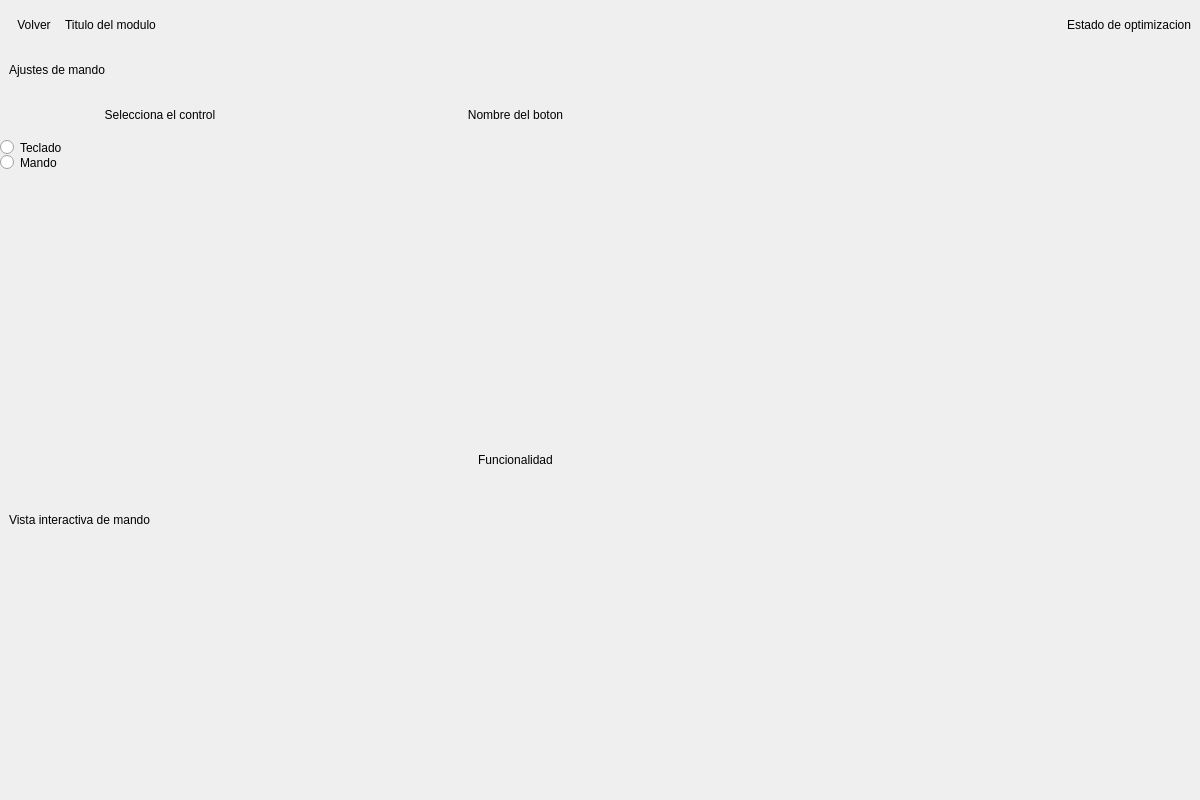
victorardila/gamextation-emu, file src/ui/modules/consoles/consoles.ui: the form before one commit.
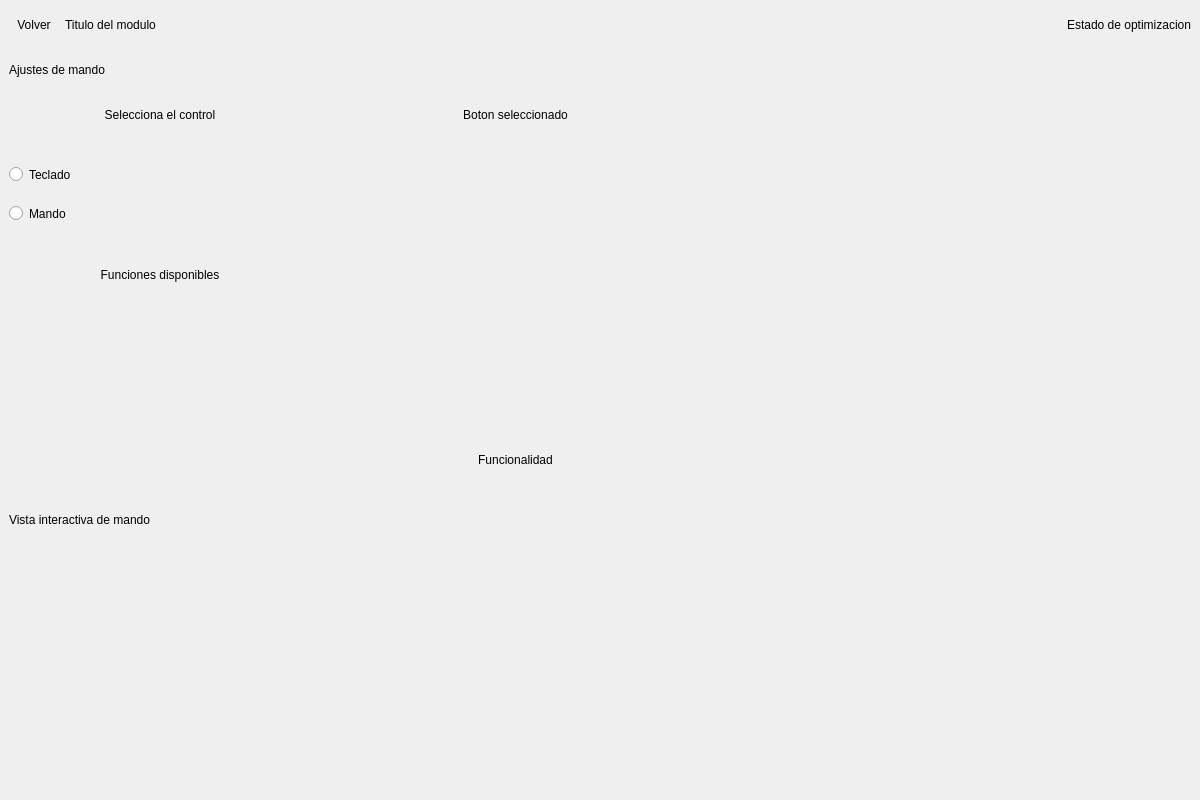
The form after the commit. Custom widgets are drawn as their Qt base class.

Commit message: Creacion de boton tipo radio personalizado

Patch:
```diff
--- a/src/ui/modules/consoles/consoles.ui
+++ b/src/ui/modules/consoles/consoles.ui
@@ -265,28 +265,159 @@
                         </property>
                        </widget>
                       </item>
-                      <item>
-                       <widget class="QRadioButton" name="option_keyboard">
-                        <property name="text">
-                         <string>Teclado</string>
-                        </property>
-                       </widget>
-                      </item>
-                      <item>
-                       <widget class="QRadioButton" name="option_controller">
-                        <property name="text">
-                         <string>Mando</string>
-                        </property>
-                       </widget>
-                      </item>
                       <item>
                        <widget class="QFrame" name="frame">
+                        <property name="sizePolicy">
+                         <sizepolicy hsizetype="Preferred" vsizetype="Fixed">
+                          <horstretch>0</horstretch>
+                          <verstretch>0</verstretch>
+                         </sizepolicy>
+                        </property>
+                        <property name="minimumSize">
+                         <size>
+                          <width>0</width>
+                          <height>110</height>
+                         </size>
+                        </property>
+                        <property name="maximumSize">
+                         <size>
+                          <width>16777215</width>
+                          <height>110</height>
+                         </size>
+                        </property>
                         <property name="frameShape">
                          <enum>QFrame::StyledPanel</enum>
                         </property>
                         <property name="frameShadow">
                          <enum>QFrame::Raised</enum>
                         </property>
+                        <layout class="QVBoxLayout" name="verticalLayout_11">
+                         <item>
+                          <widget class="RadioButtonIcon" name="option_keyboard">
+                           <property name="sizePolicy">
+                            <sizepolicy hsizetype="Preferred" vsizetype="Fixed">
+                             <horstretch>0</horstretch>
+                             <verstretch>0</verstretch>
+                            </sizepolicy>
+                           </property>
+                           <property name="text">
+                            <string>Teclado</string>
+                           </property>
+                          </widget>
+                         </item>
+                         <item>
+                          <widget class="RadioButtonIcon" name="option_controller">
+                           <property name="sizePolicy">
+                            <sizepolicy hsizetype="Preferred" vsizetype="Fixed">
+                             <horstretch>0</horstretch>
+                             <verstretch>0</verstretch>
+                            </sizepolicy>
+                           </property>
+                           <property name="text">
+                            <string>Mando</string>
+                           </property>
+                          </widget>
+                         </item>
+                        </layout>
+                       </widget>
+                      </item>
+                      <item>
+                       <widget class="QFrame" name="functios_avaliable">
+                        <property name="frameShape">
+                         <enum>QFrame::StyledPanel</enum>
+                        </property>
+                        <property name="frameShadow">
+                         <enum>QFrame::Raised</enum>
+                        </property>
+                        <layout class="QVBoxLayout" name="verticalLayout_9">
+                         <property name="spacing">
+                          <number>0</number>
+                         </property>
+                         <property name="leftMargin">
+                          <number>0</number>
+                         </property>
+                         <property name="topMargin">
+                          <number>0</number>
+                         </property>
+                         <property name="rightMargin">
+                          <number>0</number>
+                         </property>
+                         <property name="bottomMargin">
+                          <number>0</number>
+                         </property>
+                         <item>
+                          <widget class="QLabel" name="label_functios_avaliable">
+                           <property name="sizePolicy">
+                            <sizepolicy hsizetype="Preferred" vsizetype="Fixed">
+                             <horstretch>0</horstretch>
+                             <verstretch>0</verstretch>
+                            </sizepolicy>
+                           </property>
+                           <property name="minimumSize">
+                            <size>
+                             <width>0</width>
+                             <height>50</height>
+                            </size>
+                           </property>
+                           <property name="maximumSize">
+                            <size>
+                             <width>16777215</width>
+                             <height>50</height>
+                            </size>
+                           </property>
+                           <property name="text">
+                            <string>Funciones disponibles</string>
+                           </property>
+                           <property name="alignment">
+                            <set>Qt::AlignCenter</set>
+                           </property>
+                          </widget>
+                         </item>
+                         <item>
+                          <widget class="QFrame" name="items_functions_avaliable">
+                           <property name="frameShape">
+                            <enum>QFrame::StyledPanel</enum>
+                           </property>
+                           <property name="frameShadow">
+                            <enum>QFrame::Raised</enum>
+                           </property>
+                           <layout class="QVBoxLayout" name="verticalLayout_10">
+                            <property name="spacing">
+                             <number>0</number>
+                            </property>
+                            <property name="leftMargin">
+                             <number>0</number>
+                            </property>
+                            <property name="topMargin">
+                             <number>0</number>
+                            </property>
+                            <property name="rightMargin">
+                             <number>0</number>
+                            </property>
+                            <property name="bottomMargin">
+                             <number>0</number>
+                            </property>
+                            <item>
+                             <widget class="QScrollArea" name="scrollArea_2">
+                              <property name="widgetResizable">
+                               <bool>true</bool>
+                              </property>
+                              <widget class="QWidget" name="scrollAreaWidgetContents_2">
+                               <property name="geometry">
+                                <rect>
+                                 <x>0</x>
+                                 <y>0</y>
+                                 <width>320</width>
+                                 <height>200</height>
+                                </rect>
+                               </property>
+                              </widget>
+                             </widget>
+                            </item>
+                           </layout>
+                          </widget>
+                         </item>
+                        </layout>
                        </widget>
                       </item>
                      </layout>
@@ -352,7 +483,7 @@
                          </size>
                         </property>
                         <property name="text">
-                         <string>Nombre del boton</string>
+                         <string>Boton seleccionado</string>
                         </property>
                         <property name="alignment">
                          <set>Qt::AlignCenter</set>
@@ -645,6 +776,11 @@
    <extends>QPushButton</extends>
    <header location="global">src.ui.components.buttons.button_icon</header>
   </customwidget>
+  <customwidget>
+   <class>RadioButtonIcon</class>
+   <extends>QRadioButton</extends>
+   <header location="global">src.ui.components.buttons.button_radio_selecter</header>
+  </customwidget>
  </customwidgets>
  <resources/>
  <connections/>
```
The commit also changes 8 other files.
